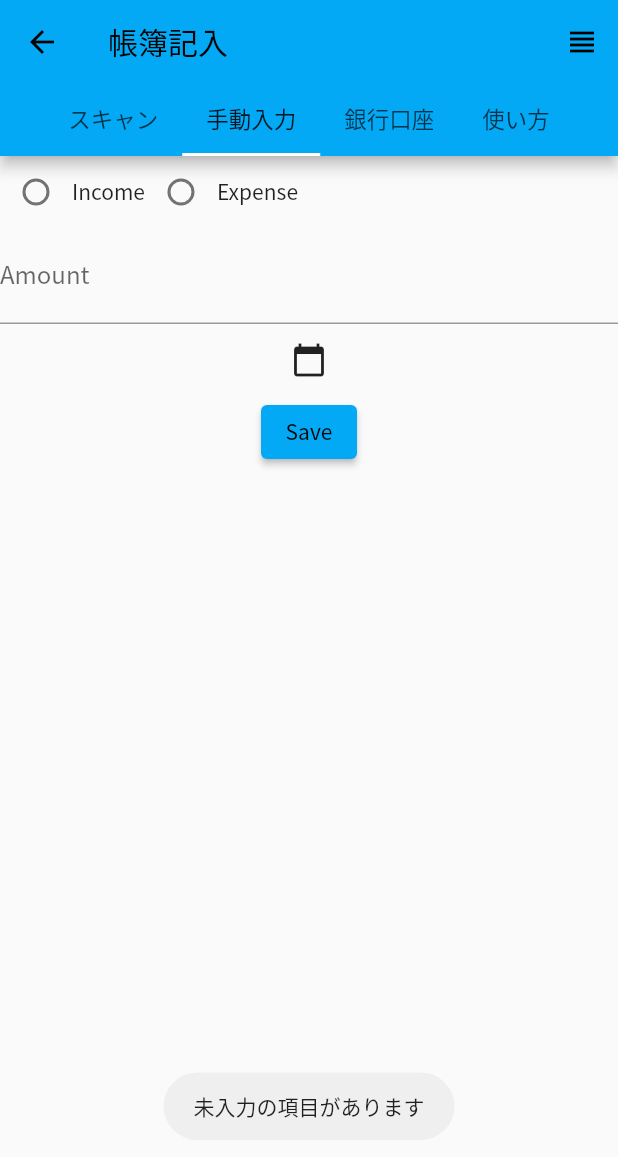
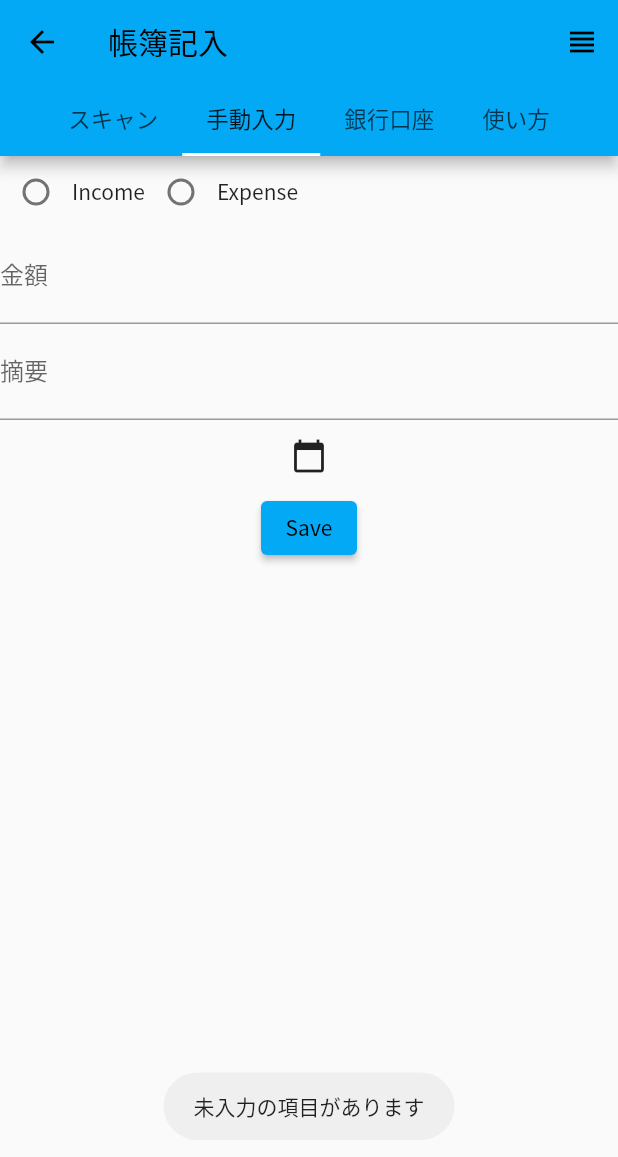
Before and after one commit to U-22-gg/U-22, a Flutter app: the LedgerPageScreen screen opened directly, tab 2 chosen, after a tap on "Save", on a phone screen of 412 x 824 dp. Shown: the top 1157 px of the screen. Run offline on Flutter 3.47's test engine with Material 2 defaults, Android fonts, the phone set to English and light mode, and no system bars; our stand-ins replace cloud_firestore, firebase_auth, firebase_core, flutter_riverpod, fluttertoast, logger; accounts and stored records are empty.

```diff
--- a/lib/src/screens/ledger_page.dart
+++ b/lib/src/screens/ledger_page.dart
@@ -18,6 +18,7 @@ class _LedgerPageScreenState extends State<LedgerPageScreen> {
   String? _transactionType;
   String? _category;
   String? _expense;
+  String? _memo;
   int? _amount;
   DateTime _date = DateTime.now();
 
@@ -44,7 +45,7 @@ class _LedgerPageScreenState extends State<LedgerPageScreen> {
     await _firestore.collection('transaction').doc(transactionId).set({
       'user_id': uid,
       'transaction_id': transactionId,
-      'summary': summary,
+      'summary': _memo,
       'price': amount,
       'date': _date,
       'category': _transactionType == 'Income' ? _category : null,
@@ -167,7 +168,15 @@ class _LedgerPageScreenState extends State<LedgerPageScreen> {
                     },
                     keyboardType: TextInputType.number,
                     decoration: InputDecoration(
-                      labelText: "Amount",
+                      labelText: "金額",
+                    ),
+                  ),
+                  TextField(
+                    onChanged: (value) {
+                      _memo = value;
+                    },
+                    decoration: InputDecoration(
+                      labelText: "摘要",
                     ),
                   ),
                   IconButton(
```
